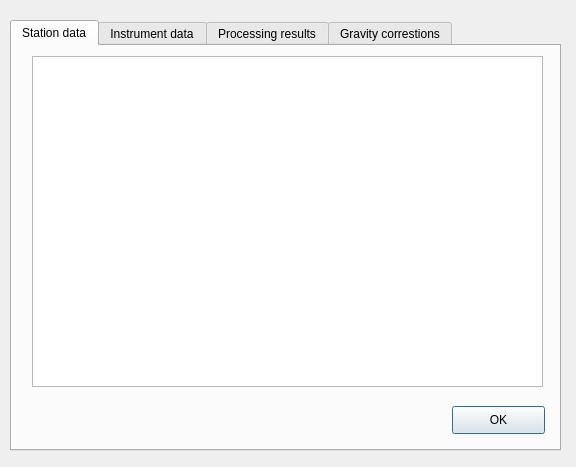
Above: gui/sumarize.ui from milosvalko/Agdas before the change. Below: the same form after it.
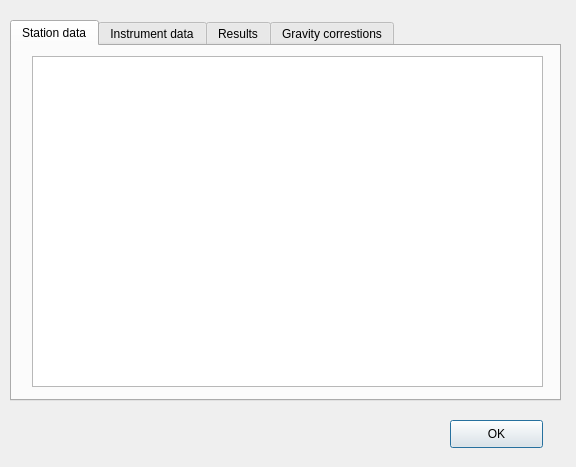
That is the form after the change.

What changed in the file:
```diff
--- a/gui/sumarize.ui
+++ b/gui/sumarize.ui
@@ -19,7 +19,7 @@
      <x>10</x>
      <y>20</y>
      <width>551</width>
-     <height>431</height>
+     <height>381</height>
     </rect>
    </property>
    <property name="currentIndex">
@@ -39,19 +39,6 @@
       </rect>
      </property>
     </widget>
-    <widget class="QPushButton" name="accept_button">
-     <property name="geometry">
-      <rect>
-       <x>440</x>
-       <y>360</y>
-       <width>93</width>
-       <height>28</height>
-      </rect>
-     </property>
-     <property name="text">
-      <string>OK</string>
-     </property>
-    </widget>
    </widget>
    <widget class="QWidget" name="tab_2">
     <attribute name="title">
@@ -70,7 +57,7 @@
    </widget>
    <widget class="QWidget" name="tab_3">
     <attribute name="title">
-     <string>Processing results</string>
+     <string>Results</string>
     </attribute>
     <widget class="QTextBrowser" name="processing">
      <property name="geometry">
@@ -99,6 +86,19 @@
     </widget>
    </widget>
   </widget>
+  <widget class="QPushButton" name="accept_button">
+   <property name="geometry">
+    <rect>
+     <x>450</x>
+     <y>420</y>
+     <width>93</width>
+     <height>28</height>
+    </rect>
+   </property>
+   <property name="text">
+    <string>OK</string>
+   </property>
+  </widget>
  </widget>
  <resources/>
  <connections/>
```
